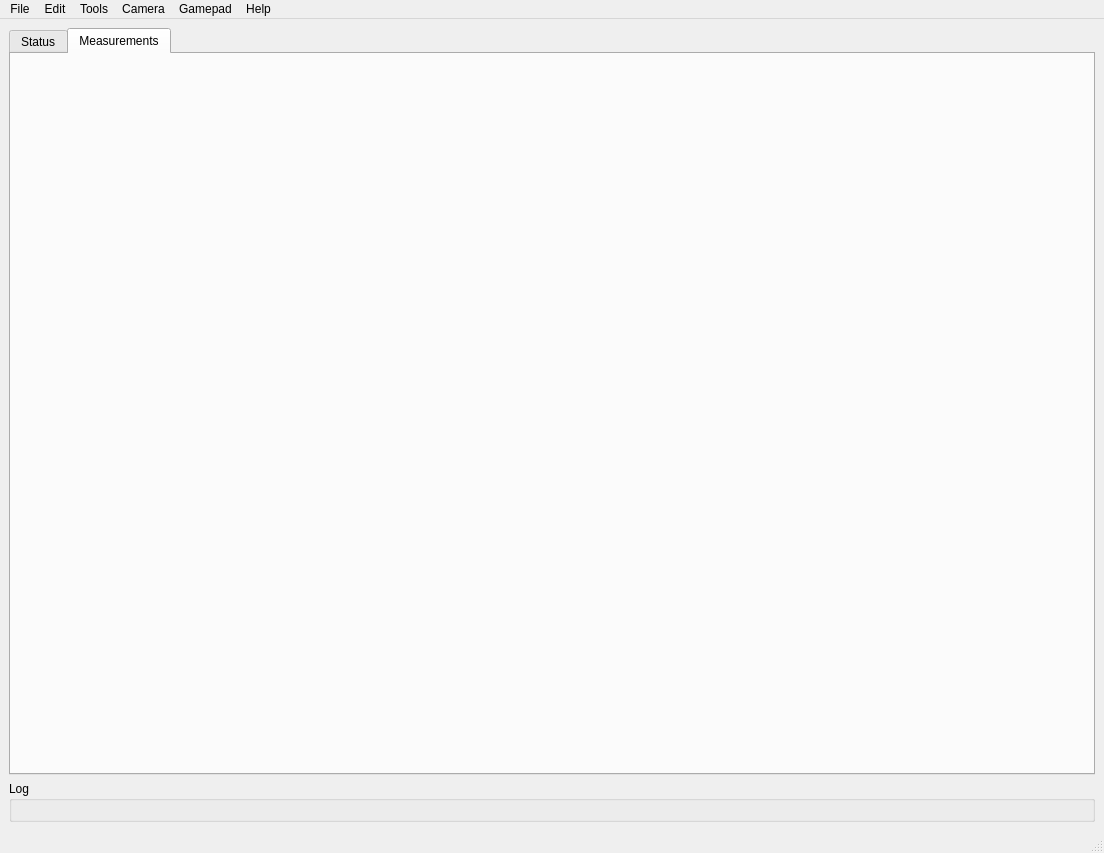
The window that src/designer/window_main.ui (marsinstituteSC/MissionControl) describes before a commit, drawn with Qt 5.
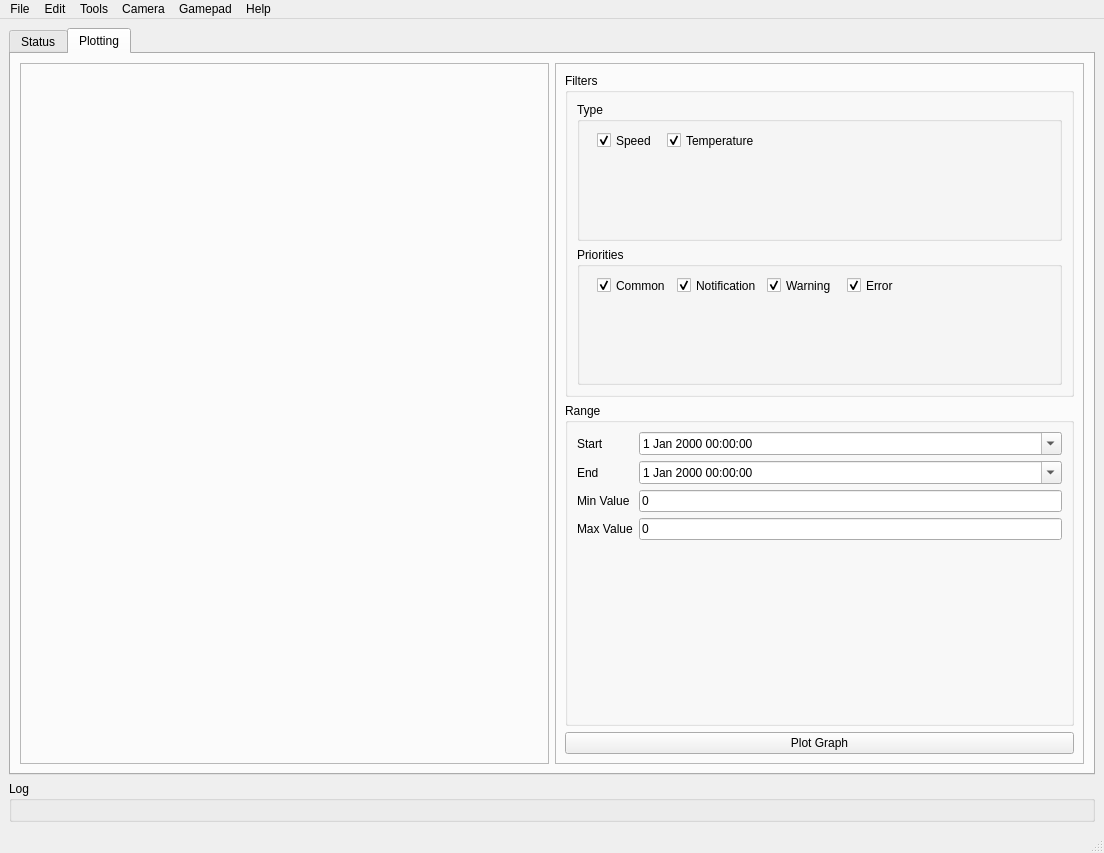
The same window after the commit. The open tabs and pages were chosen to show the change.

```diff
--- a/src/designer/window_main.ui
+++ b/src/designer/window_main.ui
@@ -97,9 +97,232 @@
       </widget>
       <widget class="QWidget" name="tabMeasurements">
        <attribute name="title">
-        <string>Measurements</string>
+        <string>Plotting</string>
        </attribute>
-       <layout class="QGridLayout" name="measurementGrid"/>
+       <layout class="QGridLayout" name="gridPlotting" rowstretch="0,0" columnstretch="1,1">
+        <item row="0" column="0">
+         <widget class="QFrame" name="frameGraph">
+          <property name="frameShape">
+           <enum>QFrame::StyledPanel</enum>
+          </property>
+          <property name="frameShadow">
+           <enum>QFrame::Sunken</enum>
+          </property>
+          <property name="lineWidth">
+           <number>1</number>
+          </property>
+          <property name="midLineWidth">
+           <number>0</number>
+          </property>
+         </widget>
+        </item>
+        <item row="0" column="1">
+         <widget class="QFrame" name="frameGraphSettings">
+          <property name="frameShape">
+           <enum>QFrame::StyledPanel</enum>
+          </property>
+          <property name="frameShadow">
+           <enum>QFrame::Sunken</enum>
+          </property>
+          <layout class="QGridLayout" name="gridLayout_3">
+           <item row="0" column="0">
+            <widget class="QGroupBox" name="groupPlotFilters">
+             <property name="title">
+              <string>Filters</string>
+             </property>
+             <layout class="QGridLayout" name="gridPlottSettings">
+              <item row="1" column="0">
+               <widget class="QGroupBox" name="groupPlotPriorities">
+                <property name="title">
+                 <string>Priorities</string>
+                </property>
+                <widget class="QCheckBox" name="checkPrioCommon">
+                 <property name="geometry">
+                  <rect>
+                   <x>20</x>
+                   <y>30</y>
+                   <width>70</width>
+                   <height>17</height>
+                  </rect>
+                 </property>
+                 <property name="text">
+                  <string>Common</string>
+                 </property>
+                 <property name="checked">
+                  <bool>true</bool>
+                 </property>
+                </widget>
+                <widget class="QCheckBox" name="checkPrioNotif">
+                 <property name="geometry">
+                  <rect>
+                   <x>100</x>
+                   <y>30</y>
+                   <width>91</width>
+                   <height>17</height>
+                  </rect>
+                 </property>
+                 <property name="text">
+                  <string>Notification</string>
+                 </property>
+                 <property name="checked">
+                  <bool>true</bool>
+                 </property>
+                </widget>
+                <widget class="QCheckBox" name="checkPrioWarn">
+                 <property name="geometry">
+                  <rect>
+                   <x>190</x>
+                   <y>30</y>
+                   <width>70</width>
+                   <height>17</height>
+                  </rect>
+                 </property>
+                 <property name="text">
+                  <string>Warning</string>
+                 </property>
+                 <property name="checked">
+                  <bool>true</bool>
+                 </property>
+                </widget>
+                <widget class="QCheckBox" name="checkPrioErr">
+                 <property name="geometry">
+                  <rect>
+                   <x>270</x>
+                   <y>30</y>
+                   <width>70</width>
+                   <height>17</height>
+                  </rect>
+                 </property>
+                 <property name="text">
+                  <string>Error</string>
+                 </property>
+                 <property name="checked">
+                  <bool>true</bool>
+                 </property>
+                </widget>
+               </widget>
+              </item>
+              <item row="0" column="0">
+               <widget class="QGroupBox" name="groupPlotType">
+                <property name="title">
+                 <string>Type</string>
+                </property>
+                <widget class="QCheckBox" name="checkTypeSpeed">
+                 <property name="geometry">
+                  <rect>
+                   <x>20</x>
+                   <y>30</y>
+                   <width>70</width>
+                   <height>17</height>
+                  </rect>
+                 </property>
+                 <property name="text">
+                  <string>Speed</string>
+                 </property>
+                 <property name="checked">
+                  <bool>true</bool>
+                 </property>
+                </widget>
+                <widget class="QCheckBox" name="checkTypeTemp">
+                 <property name="geometry">
+                  <rect>
+                   <x>90</x>
+                   <y>30</y>
+                   <width>90</width>
+                   <height>17</height>
+                  </rect>
+                 </property>
+                 <property name="text">
+                  <string>Temperature</string>
+                 </property>
+                 <property name="checked">
+                  <bool>true</bool>
+                 </property>
+                </widget>
+               </widget>
+              </item>
+             </layout>
+            </widget>
+           </item>
+           <item row="1" column="0">
+            <widget class="QGroupBox" name="groupPlotRange">
+             <property name="title">
+              <string>Range</string>
+             </property>
+             <layout class="QFormLayout" name="plotRangeForm">
+              <item row="0" column="0">
+               <widget class="QLabel" name="label">
+                <property name="text">
+                 <string>Start</string>
+                </property>
+               </widget>
+              </item>
+              <item row="0" column="1">
+               <widget class="QDateTimeEdit" name="plotTimeStart">
+                <property name="calendarPopup">
+                 <bool>true</bool>
+                </property>
+               </widget>
+              </item>
+              <item row="1" column="0">
+               <widget class="QLabel" name="label_2">
+                <property name="text">
+                 <string>End</string>
+                </property>
+               </widget>
+              </item>
+              <item row="1" column="1">
+               <widget class="QDateTimeEdit" name="plotTimeEnd">
+                <property name="showGroupSeparator" stdset="0">
+                 <bool>false</bool>
+                </property>
+                <property name="calendarPopup">
+                 <bool>true</bool>
+                </property>
+               </widget>
+              </item>
+              <item row="2" column="0">
+               <widget class="QLabel" name="label_3">
+                <property name="text">
+                 <string>Min Value</string>
+                </property>
+               </widget>
+              </item>
+              <item row="3" column="0">
+               <widget class="QLabel" name="label_4">
+                <property name="text">
+                 <string>Max Value</string>
+                </property>
+               </widget>
+              </item>
+              <item row="2" column="1">
+               <widget class="QLineEdit" name="fieldMinVal">
+                <property name="text">
+                 <string>0</string>
+                </property>
+               </widget>
+              </item>
+              <item row="3" column="1">
+               <widget class="QLineEdit" name="fieldMaxVal">
+                <property name="text">
+                 <string>0</string>
+                </property>
+               </widget>
+              </item>
+             </layout>
+            </widget>
+           </item>
+           <item row="2" column="0">
+            <widget class="QPushButton" name="btnPlotter">
+             <property name="text">
+              <string>Plot Graph</string>
+             </property>
+            </widget>
+           </item>
+          </layout>
+         </widget>
+        </item>
+       </layout>
       </widget>
      </widget>
     </item>
```
Left out of the diff: 5 changed lines with no effect on the pictures.
